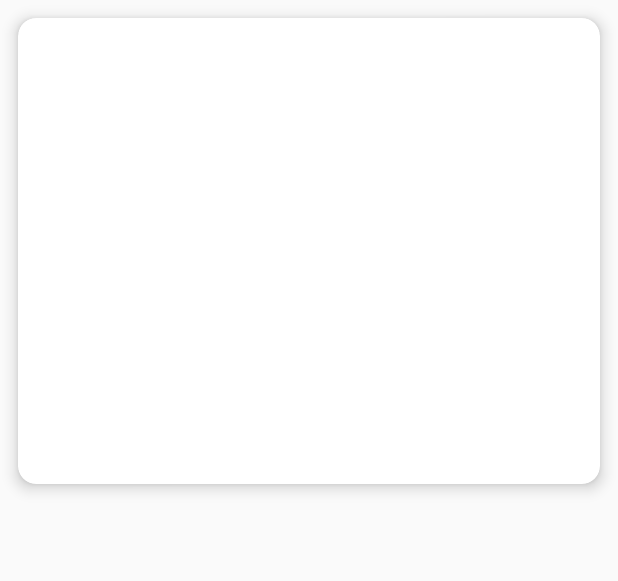
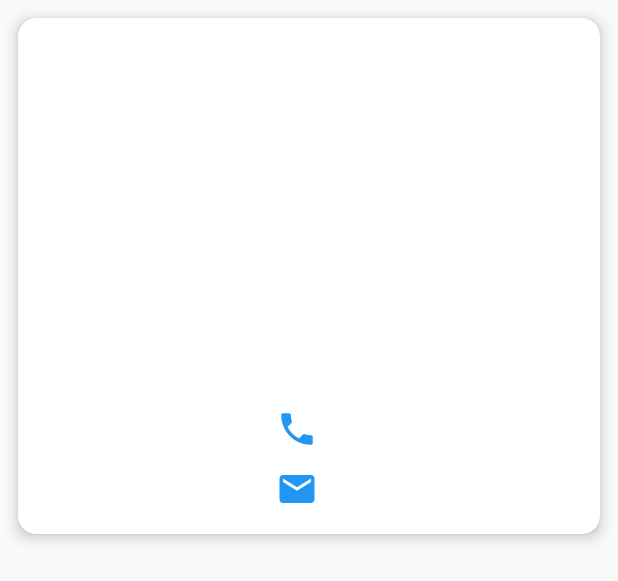
Before and after one commit to IIT-NSTU/IIT-NSTU-app, an Android app: the layout activity_cards.xml on its own in the app's theme, with its tools: preview values and no code run, on a phone screen of 412 x 824 dp. Shown: the top 581 px of the screen. Run offline under Robolectric (Android 15) with nearby library versions, the phone set to English and light mode, and no system bars; plain views replace CircularImageView; Roboto replaces fonts that are not available here.

Commit message:
03:11 PM 29/03/2020
(Modified some dynamic cards)!

```diff
--- a/app/src/main/res/layout/activity_cards.xml
+++ b/app/src/main/res/layout/activity_cards.xml
@@ -44,20 +44,75 @@
             android:fontFamily="@font/assistant_regular"
             android:gravity="center"
             android:textSize="18sp" />
-        <TextView
-            android:id="@+id/studentPhnNo"
-            android:layout_width="match_parent"
+        <androidx.appcompat.widget.LinearLayoutCompat
+            android:layout_width="wrap_content"
             android:layout_height="wrap_content"
-            android:fontFamily="@font/assistant_regular"
-            android:gravity="center"
-            android:textSize="18sp" />
-        <TextView
-            android:id="@+id/studentEmail"
-            android:layout_width="match_parent"
+            android:layout_gravity="center"
+            android:layout_marginTop="12dp"
+            android:onClick="startCallArnab"
+            android:orientation="vertical">
+
+            <LinearLayout
+                android:layout_width="match_parent"
+                android:layout_height="wrap_content">
+
+                <ImageView
+                    android:layout_width="28dp"
+                    android:layout_height="28dp"
+                    android:src="@drawable/ic_local_phone_black_24dp">
+
+                </ImageView>
+
+                <TextView
+                    android:id="@+id/studentPhnNo"
+                    android:layout_width="wrap_content"
+                    android:layout_height="wrap_content"
+                    android:layout_gravity="center_vertical"
+                    android:paddingLeft="15dp"
+                    android:textSize="16sp"
+                    android:textStyle="bold">
+
+                </TextView>
+
+            </LinearLayout>
+
+
+        </androidx.appcompat.widget.LinearLayoutCompat>
+
+        <androidx.appcompat.widget.LinearLayoutCompat
+            android:layout_width="wrap_content"
             android:layout_height="wrap_content"
-            android:fontFamily="@font/assistant_regular"
-            android:gravity="center"
-            android:textSize="18sp" />
+            android:layout_gravity="center"
+            android:layout_marginTop="12dp"
+            android:orientation="vertical">
+
+            <LinearLayout
+                android:layout_width="match_parent"
+                android:layout_height="wrap_content">
+
+                <ImageView
+                    android:layout_width="28dp"
+                    android:layout_height="28dp"
+                    android:src="@drawable/ic_email_black_24dp">
+
+                </ImageView>
+
+                <TextView
+                    android:id="@+id/studentEmail"
+                    android:layout_width="wrap_content"
+                    android:layout_height="wrap_content"
+                    android:layout_gravity="center_vertical"
+                    android:paddingLeft="15dp"
+                    android:textSize="16sp"
+                    android:textStyle="bold"
+                    >
+
+                </TextView>
+
+            </LinearLayout>
+
+
+        </androidx.appcompat.widget.LinearLayoutCompat>
 
     </LinearLayout>
 </androidx.cardview.widget.CardView>
```
Also changed, not shown: app/src/main/java/com/example/iitnstu/developers.java (+6 -6 lines), app/src/main/res/layout/activity_developers.xml (+7 -7 lines).
